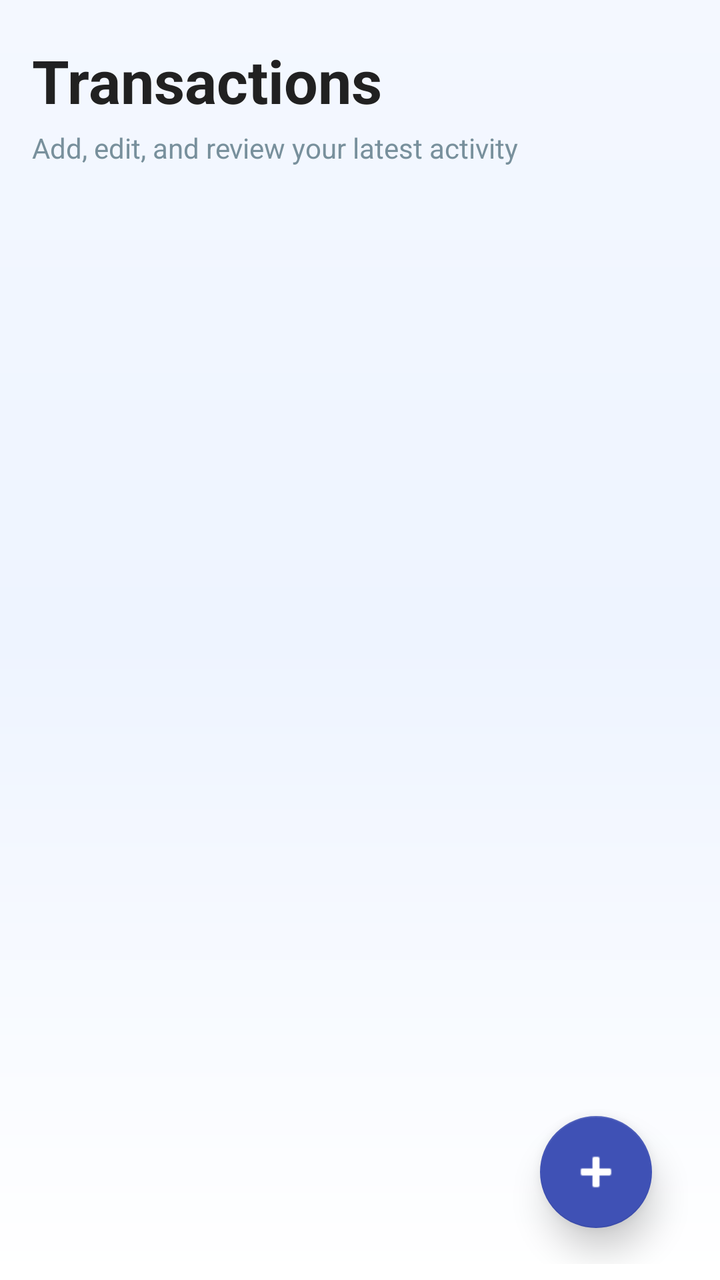
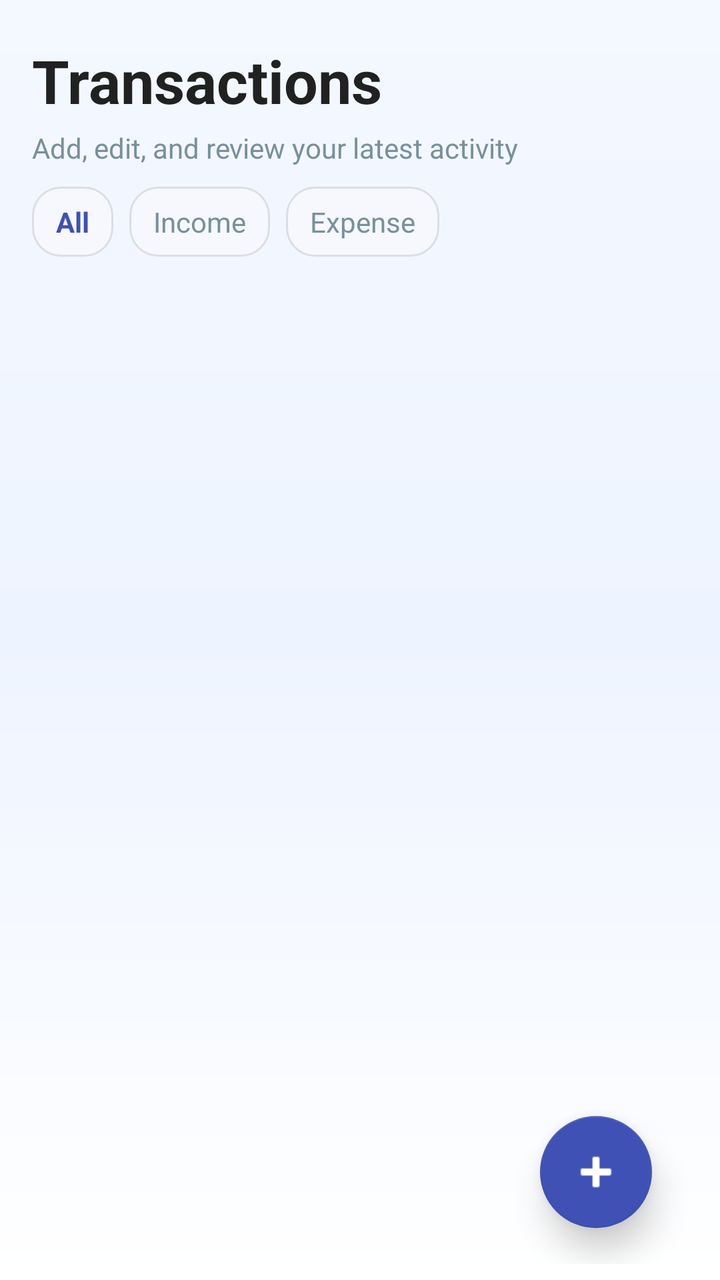

An Android layout rendered at two revisions. The XML below is the earlier revision; the diff shows what the commit changed to produce the second picture.
<!-- AndroidManifest.xml: application theme Theme.ImiliPocket -->
<!-- res/layout/fragment_transactions.xml -->
<?xml version="1.0" encoding="utf-8"?>
<androidx.constraintlayout.widget.ConstraintLayout
    xmlns:android="http://schemas.android.com/apk/res/android"
    xmlns:app="http://schemas.android.com/apk/res-auto"
    android:layout_width="match_parent"
    android:layout_height="match_parent"
    android:background="@drawable/bg_screen_modern"
    android:paddingStart="16dp"
    android:paddingTop="20dp"
    android:paddingEnd="16dp"
    android:paddingBottom="8dp">

    <TextView
        android:id="@+id/tv_transactions_title"
        android:layout_width="0dp"
        android:layout_height="wrap_content"
        android:text="Transactions"
        android:textColor="@color/text_primary"
        android:textSize="30sp"
        android:textStyle="bold"
        app:layout_constraintStart_toStartOf="parent"
        app:layout_constraintEnd_toEndOf="parent"
        app:layout_constraintTop_toTopOf="parent" />

    <TextView
        android:id="@+id/tv_transactions_subtitle"
        android:layout_width="0dp"
        android:layout_height="wrap_content"
        android:layout_marginTop="4dp"
        android:text="Add, edit, and review your latest activity"
        android:textColor="@color/text_secondary"
        android:textSize="14sp"
        app:layout_constraintStart_toStartOf="parent"
        app:layout_constraintEnd_toEndOf="parent"
        app:layout_constraintTop_toBottomOf="@id/tv_transactions_title" />

    <androidx.recyclerview.widget.RecyclerView
        android:id="@+id/rv_transactions"
        android:layout_width="0dp"
        android:layout_height="0dp"
        android:layout_marginTop="12dp"
        android:clipToPadding="false"
        android:paddingBottom="92dp"
        app:layout_constraintTop_toBottomOf="@id/tv_transactions_subtitle"
        app:layout_constraintBottom_toBottomOf="parent"
        app:layout_constraintStart_toStartOf="parent"
        app:layout_constraintEnd_toEndOf="parent" />

    <com.google.android.material.floatingactionbutton.FloatingActionButton
        android:id="@+id/fab_add"
        android:layout_width="wrap_content"
        android:layout_height="wrap_content"
        android:layout_margin="18dp"
        android:src="@android:drawable/ic_input_add"
        app:backgroundTint="@color/primary_color"
        app:elevation="10dp"
        app:maxImageSize="28dp"
        app:tint="@color/white"
        app:layout_constraintBottom_toBottomOf="parent"
        app:layout_constraintEnd_toEndOf="parent" />

</androidx.constraintlayout.widget.ConstraintLayout>
<!-- resources referenced by this layout -->
<resources>
  <color name="primary_color">#3F51B5</color>
  <color name="text_primary">#212121</color>
  <color name="text_secondary">#78909C</color>
  <color name="white">#FFFFFFFF</color>
  <!-- drawable bg_screen_modern (drawable) -->
  <?xml version="1.0" encoding="utf-8"?>
  <shape xmlns:android="http://schemas.android.com/apk/res/android">
      <gradient
          android:angle="270"
          android:startColor="#F4F8FF"
          android:centerColor="#EEF4FF"
          android:endColor="#FFFFFF" />
  </shape>
  <style name="Theme.ImiliPocket" parent="Theme.MaterialComponents.DayNight.NoActionBar">
          <item name="colorPrimary">@color/primary_color</item> 
          <item name="colorPrimaryVariant">@color/primary_dark</item> 
          <item name="colorOnPrimary">@color/white</item>
          <item name="colorSecondary">@color/secondary_color</item> 
          <item name="colorSecondaryVariant">@color/secondary_dark</item> 
          <item name="colorOnSecondary">@color/black</item>
          <item name="android:statusBarColor">@android:color/transparent</item>
          <item name="android:windowLightStatusBar">true</item>
          <item name="android:navigationBarColor">@android:color/transparent</item>
          <item name="android:windowDrawsSystemBarBackgrounds">true</item>
          <item name="android:windowBackground">@drawable/bg_screen_modern</item>
          <item name="shapeAppearanceMediumComponent">@style/ShapeAppearance.ImiliPocket.Medium</item>
          <item name="shapeAppearanceSmallComponent">@style/ShapeAppearance.ImiliPocket.Small</item>
      </style>
  <color name="primary_dark">#303F9F</color>
  <color name="secondary_color">#F06292</color>
  <color name="secondary_dark">#C2185B</color>
  <color name="black">#FF000000</color>
  <style name="ShapeAppearance.ImiliPocket.Medium" parent="ShapeAppearance.MaterialComponents.MediumComponent">
          <item name="cornerFamily">rounded</item>
          <item name="cornerSize">20dp</item>
      </style>
  <style name="ShapeAppearance.ImiliPocket.Small" parent="ShapeAppearance.MaterialComponents.SmallComponent">
          <item name="cornerFamily">rounded</item>
          <item name="cornerSize">14dp</item>
      </style>
</resources>

<!-- the commit's change to res/layout/fragment_transactions.xml (unified diff, before → after) -->
@@ -34,14 +34,69 @@
         app:layout_constraintEnd_toEndOf="parent"
         app:layout_constraintTop_toBottomOf="@id/tv_transactions_title" />
 
+    <HorizontalScrollView
+        android:id="@+id/hs_transactions_filters"
+        android:layout_width="0dp"
+        android:layout_height="wrap_content"
+        android:layout_marginTop="10dp"
+        android:overScrollMode="never"
+        android:scrollbars="none"
+        app:layout_constraintStart_toStartOf="parent"
+        app:layout_constraintEnd_toEndOf="parent"
+        app:layout_constraintTop_toBottomOf="@id/tv_transactions_subtitle">
+
+        <LinearLayout
+            android:layout_width="wrap_content"
+            android:layout_height="wrap_content"
+            android:orientation="horizontal">
+
+            <TextView
+                android:layout_width="wrap_content"
+                android:layout_height="wrap_content"
+                android:background="@drawable/bg_input_surface"
+                android:paddingStart="12dp"
+                android:paddingTop="8dp"
+                android:paddingEnd="12dp"
+                android:paddingBottom="8dp"
+                android:text="All"
+                android:textColor="@color/primary_color"
+                android:textStyle="bold" />
+
+            <TextView
+                android:layout_width="wrap_content"
+                android:layout_height="wrap_content"
+                android:layout_marginStart="8dp"
+                android:background="@drawable/bg_input_surface"
+                android:paddingStart="12dp"
+                android:paddingTop="8dp"
+                android:paddingEnd="12dp"
+                android:paddingBottom="8dp"
+                android:text="Income"
+                android:textColor="@color/text_secondary" />
+
+            <TextView
+                android:layout_width="wrap_content"
+                android:layout_height="wrap_content"
+                android:layout_marginStart="8dp"
+                android:background="@drawable/bg_input_surface"
+                android:paddingStart="12dp"
+                android:paddingTop="8dp"
+                android:paddingEnd="12dp"
+                android:paddingBottom="8dp"
+                android:text="Expense"
+                android:textColor="@color/text_secondary" />
+        </LinearLayout>
+    </HorizontalScrollView>
+
     <androidx.recyclerview.widget.RecyclerView
         android:id="@+id/rv_transactions"
         android:layout_width="0dp"
         android:layout_height="0dp"
         android:layout_marginTop="12dp"
+        android:layoutAnimation="@anim/layout_recycler_stagger"
         android:clipToPadding="false"
-        android:paddingBottom="92dp"
-        app:layout_constraintTop_toBottomOf="@id/tv_transactions_subtitle"
+        android:paddingBottom="110dp"
+        app:layout_constraintTop_toBottomOf="@id/hs_transactions_filters"
         app:layout_constraintBottom_toBottomOf="parent"
         app:layout_constraintStart_toStartOf="parent"
         app:layout_constraintEnd_toEndOf="parent" />
@@ -51,6 +106,7 @@
         android:layout_width="wrap_content"
         android:layout_height="wrap_content"
         android:layout_margin="18dp"
+        android:contentDescription="Add transaction"
         android:src="@android:drawable/ic_input_add"
         app:backgroundTint="@color/primary_color"
         app:elevation="10dp"
<!-- resource entries referenced after the edit -->
@@ -4,6 +4,15 @@
   <color name="text_primary">#212121</color>
   <color name="text_secondary">#78909C</color>
   <color name="white">#FFFFFFFF</color>
+  <!-- drawable bg_input_surface (drawable) -->
+  <?xml version="1.0" encoding="utf-8"?>
+  <shape xmlns:android="http://schemas.android.com/apk/res/android">
+      <solid android:color="#FFF6F8FD" />
+      <corners android:radius="14dp" />
+      <stroke
+          android:width="1dp"
+          android:color="#1A000000" />
+  </shape>
   <!-- drawable bg_screen_modern (drawable) -->
   <?xml version="1.0" encoding="utf-8"?>
   <shape xmlns:android="http://schemas.android.com/apk/res/android">
